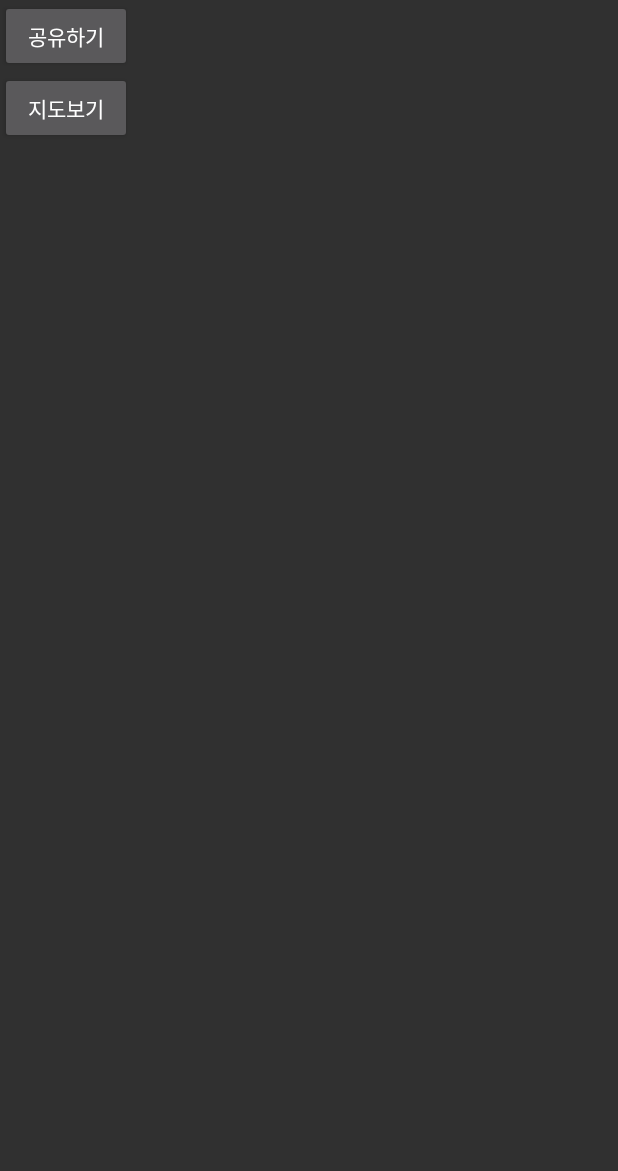
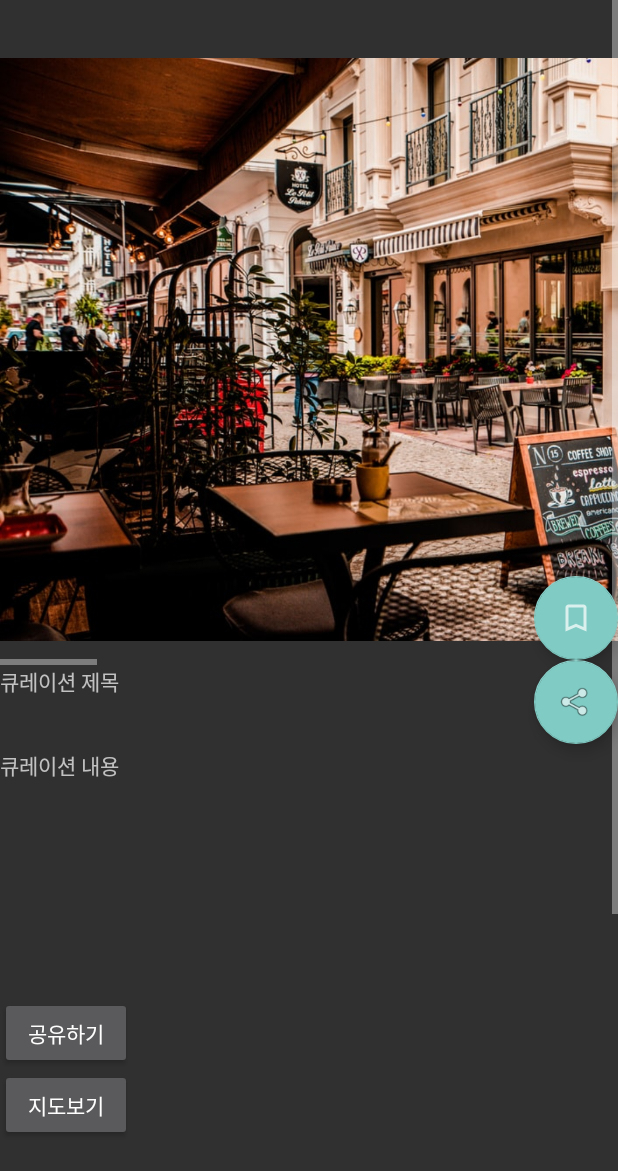
Before and after one commit to reumachoi/Eataewon_Front_repo, an Android app: the BbsDetailActivity screen opened directly, with no data from a screen before it, on a phone screen of 412 x 824 dp. Shown: the top 1171 px of the screen. Run offline under Robolectric (Android 15) with nearby library versions, the light colour scheme and no system bars; libraries missing offline, so code that uses them is left out: com.kakao.sdk.

Commit message:
0325 12:02 BbsDetail layout
가로스크롤뷰로 사진 넘기기
전체 페이지 세로스크롤뷰로 내릴때 떠있는 버튼 생성

```diff
--- a/eataewon_front/app/src/main/java/com/example/eattaewon/BbsDetailActivity.kt
+++ b/eataewon_front/app/src/main/java/com/example/eattaewon/BbsDetailActivity.kt
@@ -22,6 +22,7 @@ class BbsDetailActivity : AppCompatActivity() {
 
         var seq = 1
         //var result = BbsDao.getInstance().getBbsDetail(seq)
+
 
         binding.seeMapBtn.setOnClickListener {
 
--- a/eataewon_front/app/src/main/res/layout/activity_bbs_detail.xml
+++ b/eataewon_front/app/src/main/res/layout/activity_bbs_detail.xml
@@ -1,8 +1,12 @@
 <?xml version="1.0" encoding="utf-8"?>
 
-<ScrollView
+<RelativeLayout
         xmlns:android="http://schemas.android.com/apk/res/android"
         xmlns:app="http://schemas.android.com/apk/res-auto" xmlns:tools="http://schemas.android.com/tools"
+        android:layout_height="match_parent" android:layout_width="match_parent">
+
+
+    <ScrollView
                 android:layout_width="match_parent"
                 android:layout_height="match_parent"
                 tools:context=".BbsDetailActivity"
@@ -12,10 +16,46 @@
             <LinearLayout android:layout_width="match_parent" android:layout_height="wrap_content"
                           android:orientation="vertical">
 
+                <HorizontalScrollView
+                        android:layout_width="match_parent"
+                        android:layout_height="443dp">
+                    <LinearLayout
+                            android:id="@+id/picLinear"
+                            android:orientation="horizontal"
+                            android:layout_width="wrap_content"
+                            android:layout_height="match_parent">
+
                         <ImageView
+                                android:layout_width="583dp"
+                                android:layout_height="466dp" app:srcCompat="@drawable/cafe1"
+                                android:id="@+id/imageView4" android:layout_weight="1"/>
+                        <ImageView
+                                android:layout_width="wrap_content"
+                                android:layout_height="wrap_content" app:srcCompat="@drawable/cafe2"
+                                android:id="@+id/imageView5" android:layout_weight="1"/>
+                        <ImageView
+                                android:layout_width="359dp"
+                                android:layout_height="443dp" app:srcCompat="@drawable/cafe5"
+                                android:id="@+id/imageView6" android:layout_weight="1"/>
+                        <ImageView
+                                android:layout_width="wrap_content"
+                                android:layout_height="wrap_content" app:srcCompat="@drawable/cafe4"
+                                android:id="@+id/imageView8" android:layout_weight="1"/>
+                        <ImageView
+                                android:layout_width="wrap_content"
+                                android:layout_height="wrap_content" app:srcCompat="@drawable/cafe3"
+                                android:id="@+id/imageView7" android:layout_weight="1"/>
+                    </LinearLayout>
+                </HorizontalScrollView>
+
+                <TextView
+                        android:text="큐레이션 제목"
                         android:layout_width="match_parent"
-                    android:layout_height="wrap_content" tools:srcCompat="@tools:sample/avatars"
-                    android:id="@+id/imageView2"/>
+                        android:layout_height="56dp" android:id="@+id/DeTitle"/>
+                <TextView
+                        android:text="큐레이션 내용"
+                        android:layout_width="match_parent"
+                        android:layout_height="165dp" android:id="@+id/DeContent"/>
                 <Button
                         android:text="공유하기"
                         android:layout_width="wrap_content"
@@ -34,5 +74,21 @@
                         app:layout_constraintStart_toStartOf="parent">
                 </FrameLayout>
 
+
             </LinearLayout>
         </ScrollView>
+    <com.google.android.material.floatingactionbutton.FloatingActionButton
+            android:layout_width="match_parent"
+            android:layout_height="wrap_content"
+            android:clickable="true" app:srcCompat="@drawable/ic_navi_bookmark"
+            android:layout_alignParentRight="true"
+            android:layout_centerVertical="true"
+            android:id="@+id/floBtn1"/>
+    <com.google.android.material.floatingactionbutton.FloatingActionButton
+            android:layout_width="match_parent"
+            android:layout_height="wrap_content"
+            android:clickable="true" app:srcCompat="@android:drawable/ic_menu_share"
+            android:layout_below="@+id/floBtn1"
+            android:layout_alignRight="@+id/floBtn1"
+            android:id="@+id/floBtn2"/>
+</RelativeLayout>
```
Lines whose indentation alone changed are shown as unchanged.
